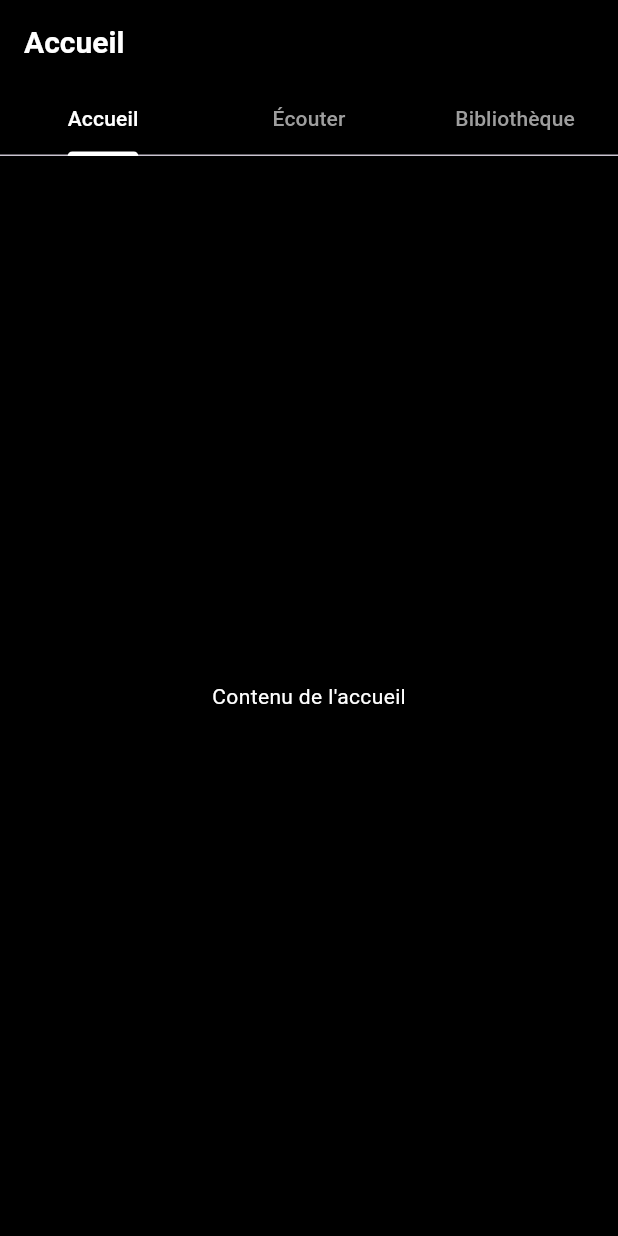
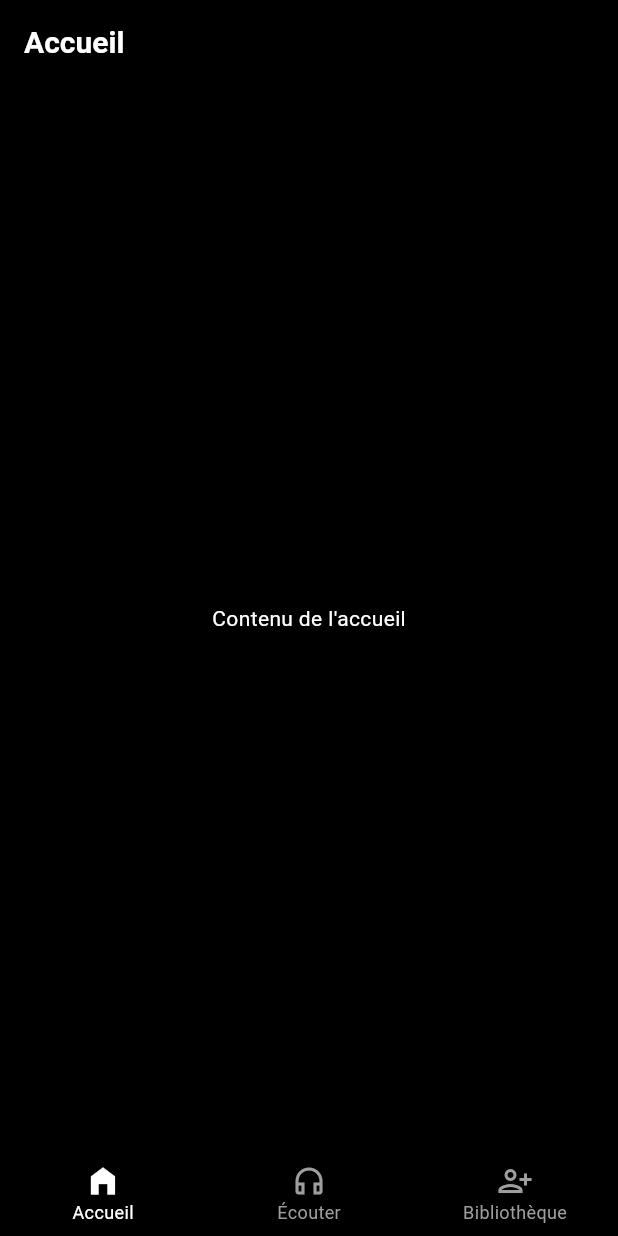
Before and after one commit to JulesNyom/Saga, a Flutter app: the screen it shows after launch, on a phone screen of 412 x 824 dp. Run offline on Flutter 3.47's test engine with Material 3 defaults, Android fonts, the phone set to English and light mode, and no system bars.

Commit message:
Made the tabbar to the bottom

```diff
--- a/saga/lib/screens/tab_manager.dart
+++ b/saga/lib/screens/tab_manager.dart
@@ -1,7 +1,7 @@
 import 'package:flutter/material.dart';
 import 'tab_screens/library.dart';
 import 'tab_screens/listen.dart';
-import 'tab_screens/Home.dart'; // You'll need to create this file
+import 'tab_screens/home.dart';
 
 class Homepage extends StatefulWidget {
   const Homepage({super.key});
@@ -10,20 +10,14 @@ class Homepage extends StatefulWidget {
   State<Homepage> createState() => _HomepageState();
 }
 
-class _HomepageState extends State<Homepage> with SingleTickerProviderStateMixin {
-  late TabController _tabController;
+class _HomepageState extends State<Homepage> {
+  int _currentIndex = 0;
 
-  @override
-  void initState() {
-    super.initState();
-    _tabController = TabController(length: 3, vsync: this);
-  }
-
-  @override
-  void dispose() {
-    _tabController.dispose();
-    super.dispose();
-  }
+  final List<Widget> _screens = const [
+    Home(),
+    Listen(),
+    Library(),
+  ];
 
   @override
   Widget build(BuildContext context) {
@@ -37,25 +31,43 @@ class _HomepageState extends State<Homepage> with SingleTickerProviderStateMixin
           fontSize: 20,
           fontWeight: FontWeight.bold,
         ),
-        bottom: TabBar(
-          controller: _tabController,
-          tabs: const [
-            Tab(text: 'Accueil'),
-            Tab(text: 'Écouter'),
-            Tab(text: 'Bibliothèque'),
+      ),
+      body: AnimatedSwitcher(
+        duration: const Duration(milliseconds: 300),
+        child: _screens[_currentIndex],
+      ),
+      bottomNavigationBar: Container(
+        child: BottomNavigationBar(
+          currentIndex: _currentIndex,
+          onTap: (index) {
+            setState(() {
+              _currentIndex = index;
+            });
+          },
+          backgroundColor: Colors.black,
+          selectedItemColor: Colors.white,
+          unselectedItemColor: Colors.grey,
+          selectedFontSize: 12,
+          unselectedFontSize: 12,
+          type: BottomNavigationBarType.fixed,
+          items: const [
+            BottomNavigationBarItem(
+              icon: Icon(Icons.home),
+              activeIcon: Icon(Icons.home_filled),
+              label: 'Accueil',
+            ),
+            BottomNavigationBarItem(
+              icon: Icon(Icons.headphones_outlined),
+              activeIcon: Icon(Icons.headphones),
+              label: 'Écouter',
+            ),
+            BottomNavigationBarItem(
+              icon: Icon(Icons.person_add_alt_1_outlined),
+              activeIcon: Icon(Icons.person_add_alt_sharp),
+              label: 'Bibliothèque',
+            ),
           ],
-          labelColor: Colors.white,
-          unselectedLabelColor: Colors.grey,
-          indicatorColor: Colors.white,
         ),
-      ),
-      body: TabBarView(
-        controller: _tabController,
-        children: const [
-          Home(),
-          Listen(),
-          Library(),
-        ],
       ),
     );
   }
```
